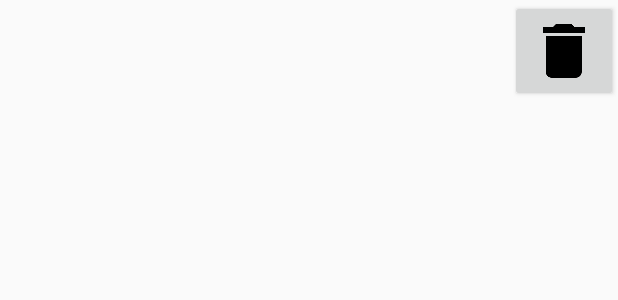
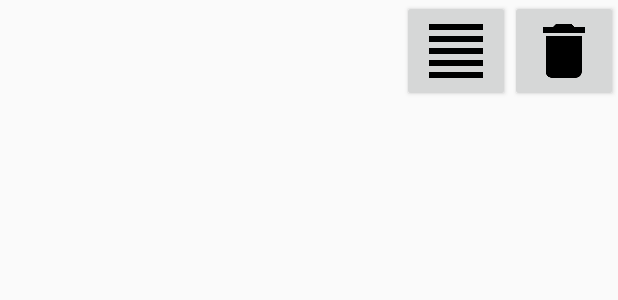
Before and after one commit to Nesh108/MCC-Calendar, an Android app: the layout event_list_item.xml on its own in the app's theme, with its tools: preview values and no code run, on a phone screen of 412 x 824 dp. Shown: the top 300 px of the screen. Run offline under Robolectric (Android 15) with nearby library versions, the phone set to English and light mode, and no system bars.

Commit message:
Added yes/no dialog for deleting events. Added placeholder for show event information screen.

```diff
--- a/mobile/app/src/main/java/com/example/nesh/mcc_calendar/MainActivity.java
+++ b/mobile/app/src/main/java/com/example/nesh/mcc_calendar/MainActivity.java
@@ -147,13 +147,13 @@ public class MainActivity extends AppCompatActivity {
             @Override
             public void onItemClick(AdapterView<?> parent, View view, int position,
                                     long id) {
-                Toast.makeText(getBaseContext(), "SHORT: " + eventsOnDate.get(position).getDescription(),Toast.LENGTH_LONG).show();
+                Toast.makeText(getBaseContext(), "UNKNOWN PLACEHOLDER: " + eventsOnDate.get(position).getDescription(),Toast.LENGTH_LONG).show();
             }
         });
 
         eventsListView.setOnItemLongClickListener (new AdapterView.OnItemLongClickListener() {
             public boolean onItemLongClick(AdapterView parent, View view, int position, long id) {
-                Toast.makeText(getBaseContext(), "LONG: " + eventsOnDate.get(position).getDescription(),Toast.LENGTH_LONG).show();
+                Toast.makeText(getBaseContext(), "EDIT PLACEHOLDER: " + eventsOnDate.get(position).getDescription(),Toast.LENGTH_LONG).show();
                 return true;
             }
         });
--- a/mobile/app/src/main/res/layout/event_list_item.xml
+++ b/mobile/app/src/main/res/layout/event_list_item.xml
@@ -20,9 +20,18 @@
         style="?android:attr/buttonStyleSmall"
         android:layout_width="wrap_content"
         android:layout_height="wrap_content"
+        android:src="@drawable/ic_format_align_justify_black_48dp"
+        android:layout_alignRight="@+id/eventTv"
+        android:layout_gravity="right"
+        android:id="@+id/showEventBtn" />
+
+    <ImageButton
+        style="?android:attr/buttonStyleSmall"
+        android:layout_width="wrap_content"
+        android:layout_height="wrap_content"
         android:src="@drawable/ic_delete_black_48dp"
         android:layout_alignRight="@+id/eventTv"
         android:layout_gravity="right"
-        android:id="@+id/eventBtn" />
+        android:id="@+id/deleteEventBtn" />
 
 </LinearLayout>
```
Also changed, not shown: mobile/app/src/main/java/com/example/nesh/mcc_calendar/EventAdapter.java (+36 -5 lines), mobile/app/src/main/res/drawable-hdpi/ic_format_align_justify_black_48dp.png (added), mobile/app/src/main/res/drawable-mdpi/ic_format_align_justify_black_48dp.png (added), mobile/app/src/main/res/drawable-xhdpi/ic_format_align_justify_black_48dp.png (added), mobile/app/src/main/res/drawable-xxhdpi/ic_format_align_justify_black_48dp.png (added), mobile/app/src/main/res/drawable-xxxhdpi/ic_format_align_justify_black_48dp.png (added).
